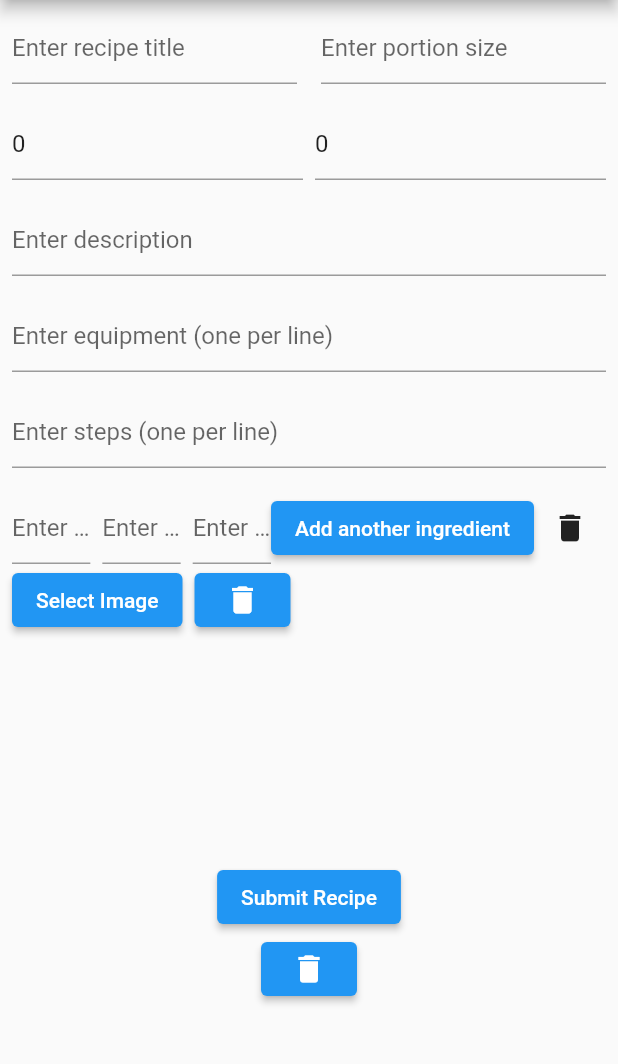
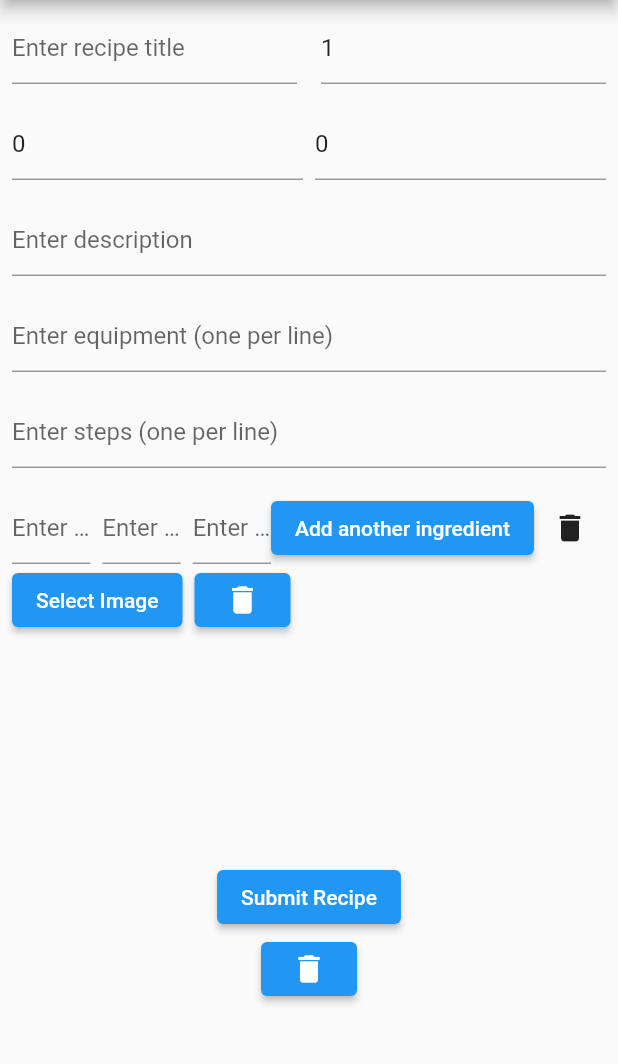
Before and after one commit to Bronziel/Half-Baked, a Flutter app: the EditRecipeForm screen opened directly with empty values, on a phone screen of 412 x 824 dp, the part 84-1148 px from its top. Run offline on Flutter 3.47's test engine with Material 2 defaults, Android fonts, the phone set to English and light mode, and no system bars; our stand-ins replace carousel_slider, cloud_firestore, firebase_core, firebase_storage, image_picker; accounts and stored records are empty.

Commit message:
portionsizebox

```diff
--- a/lib/pages/screens/edit/EditClass.dart
+++ b/lib/pages/screens/edit/EditClass.dart
@@ -202,6 +202,7 @@ class EditPortionsizeBox extends StatelessWidget {
   @override
   Widget build(BuildContext context) {
     return TextFormField(
+      initialValue: newRecipe.portionSize.toString(), // pre-filled portion size
       keyboardType: TextInputType.number,
       inputFormatters: <TextInputFormatter>[
         FilteringTextInputFormatter.digitsOnly
```
